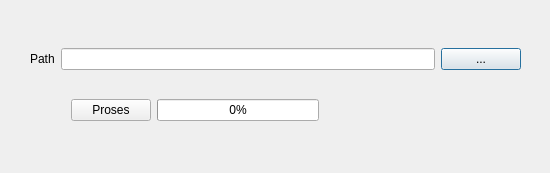
Above: gui_linux.ui from ftharyanto/excel-merger before the change. Below: the same form after it.
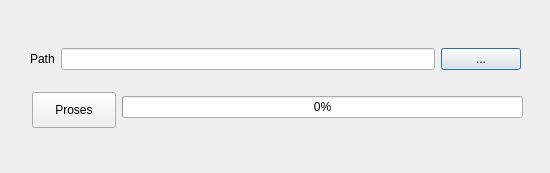
That is the form after the change.

What changed in the file:
```diff
--- a/gui_linux.ui
+++ b/gui_linux.ui
@@ -42,23 +42,29 @@
     </item>
    </layout>
   </widget>
+  <widget class="QPushButton" name="processButton">
+   <property name="geometry">
+    <rect>
+     <x>32</x>
+     <y>92</y>
+     <width>84</width>
+     <height>36</height>
+    </rect>
+   </property>
+   <property name="text">
+    <string>Proses</string>
+   </property>
+  </widget>
   <widget class="QWidget" name="">
    <property name="geometry">
     <rect>
-     <x>71</x>
-     <y>91</y>
-     <width>451</width>
-     <height>38</height>
+     <x>122</x>
+     <y>96</y>
+     <width>401</width>
+     <height>55</height>
     </rect>
    </property>
-   <layout class="QHBoxLayout" name="horizontalLayout_2">
-    <item>
-     <widget class="QPushButton" name="processButton">
-      <property name="text">
-       <string>Proses</string>
-      </property>
-     </widget>
-    </item>
+   <layout class="QVBoxLayout" name="verticalLayout">
     <item>
      <widget class="QProgressBar" name="progressBar">
       <property name="value">
@@ -69,7 +75,7 @@
     <item>
      <widget class="QLabel" name="statusProgress">
       <property name="text">
-       <string>                                                           </string>
+       <string/>
       </property>
      </widget>
     </item>
```
Left out of the diff: 2 changed lines with no effect on the pictures.
